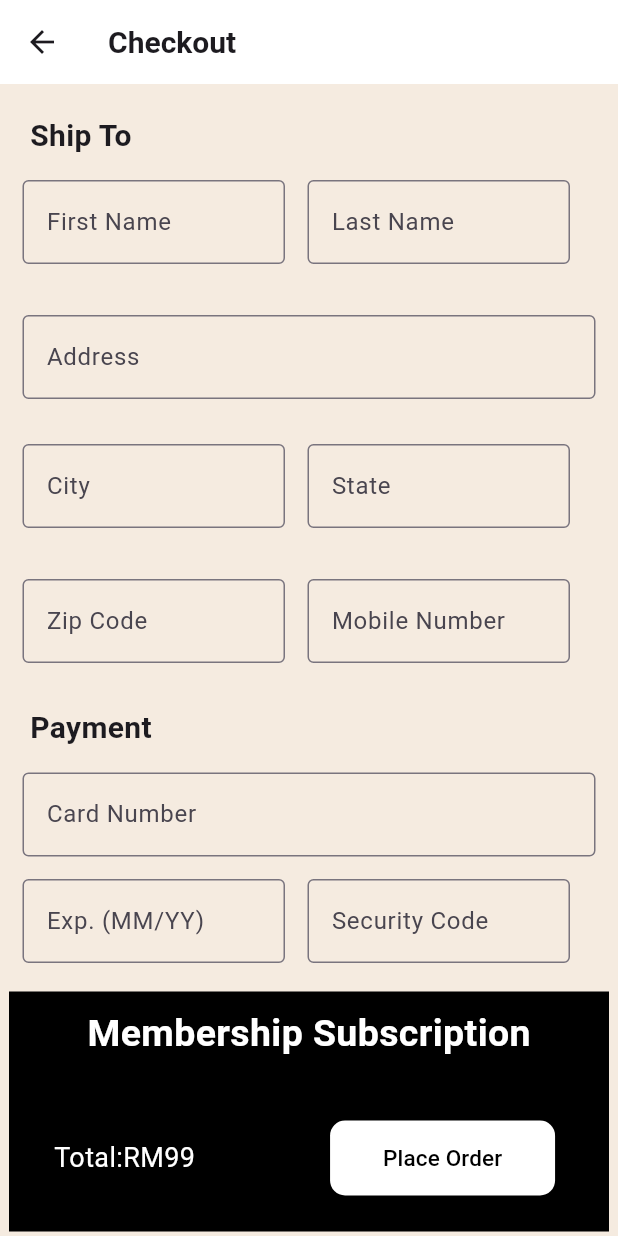
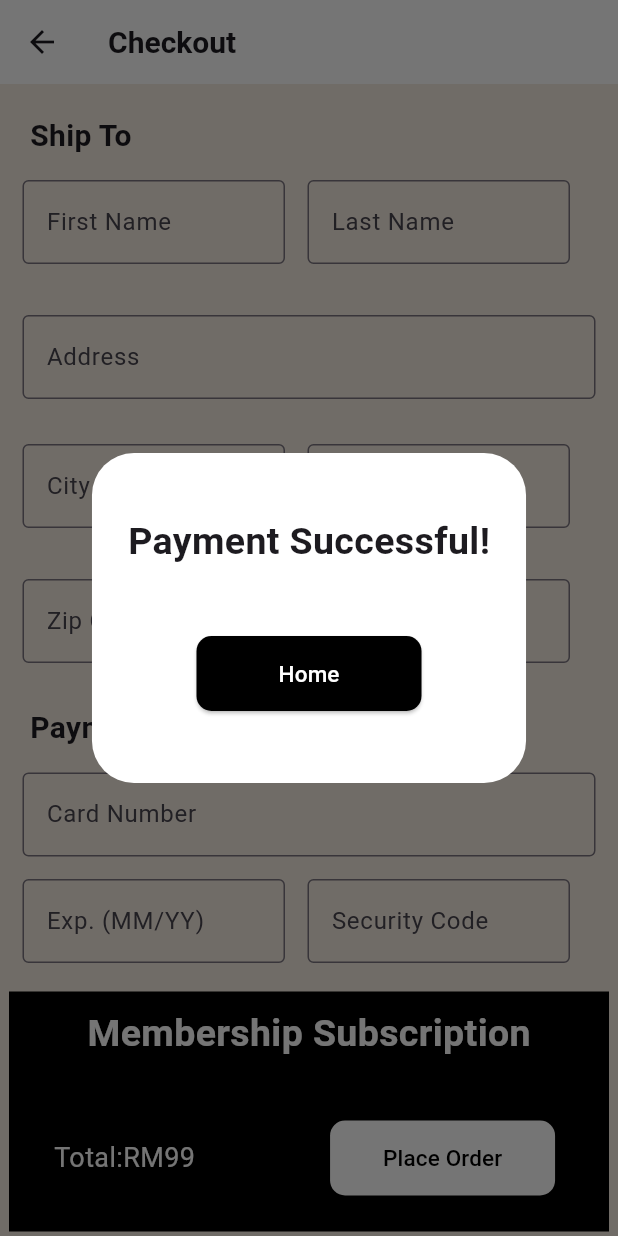
Before and after one commit to AwngkuHaris/Hackathon, a Flutter app: the CheckoutPage screen opened directly, after a tap on "Place Order", on a phone screen of 412 x 824 dp. Run offline on Flutter 3.47's test engine with Material 3 defaults, Android fonts, the phone set to English and light mode, and no system bars; our stand-ins replace accordion, awesome_snackbar_content.

Commit message:
Added payment successful after the checkout page

```diff
--- a/lib/CheckoutPage/checkout_page.dart
+++ b/lib/CheckoutPage/checkout_subscription.dart
@@ -1,7 +1,20 @@
 import 'package:flutter/material.dart';
+import 'package:hackathon_app/Util/successful.dart';
 
-class CheckoutPage extends StatelessWidget {
+class CheckoutPage extends StatefulWidget {
   const CheckoutPage({super.key});
+
+  @override
+  State<CheckoutPage> createState() => _CheckoutPageState();
+}
+
+class _CheckoutPageState extends State<CheckoutPage> {
+
+    void _successfulCheckout(){
+    showDialog(context: context, builder: (context){
+      return SuccessfulCheckout();
+    });
+  }
 
   @override
   Widget build(BuildContext context) {
@@ -204,6 +217,7 @@ class CheckoutPage extends StatelessWidget {
                             borderRadius: BorderRadius.circular(10)),
                                           ),
                                           onPressed: () {
+                                            _successfulCheckout();
                                           },
                                           child: Text(
                                             "Place Order",
--- a/lib/Pages/first_page.dart
+++ b/lib/Pages/first_page.dart
@@ -2,7 +2,7 @@ import 'package:flutter/material.dart';
 import 'package:hackathon_app/Pages/clothes_page.dart';
 import 'package:hackathon_app/Pages/favourites_page.dart';
 import 'package:hackathon_app/Pages/home_page.dart';
-import 'package:hackathon_app/subscribe_page.dart';
+import 'package:hackathon_app/Pages/subscribe_page.dart';
 import 'package:hackathon_app/Pages/cart_page.dart';
 
 class FirstPage extends StatefulWidget {
--- a/lib/Pages/subscribe_page.dart
+++ b/lib/Pages/subscribe_page.dart
@@ -1,7 +1,7 @@
 // ignore_for_file: prefer_const_constructors, prefer_const_literals_to_create_immutables
 
 import 'package:flutter/material.dart';
-import 'package:hackathon_app/CheckoutPage/checkout_page.dart';
+import 'package:hackathon_app/CheckoutPage/checkout_subscription.dart';
 
 class SubscribePage extends StatelessWidget {
   const SubscribePage({super.key});
--- a/lib/Util/date_n_size_picker.dart
+++ b/lib/Util/date_n_size_picker.dart
@@ -33,11 +33,6 @@ class _DateNSizePickerState extends State<DateNSizePicker> {
             SizedBox(
               height: 30,
             ),
-
-
-
-
-
 
             SizedBox(
               height: 50,
--- /dev/null
+++ b/lib/Util/successful.dart
@@ -0,0 +1,55 @@
+import 'package:flutter/material.dart';
+import 'package:hackathon_app/Pages/first_page.dart';
+
+class SuccessfulCheckout extends StatelessWidget {
+  const SuccessfulCheckout({super.key});
+
+  @override
+  Widget build(BuildContext context) {
+    return AlertDialog(
+      backgroundColor: Colors.white,
+      content: Container(
+        height: 180,
+        child: Column(
+          children: [
+
+            SizedBox(
+              height: 25,
+            ),
+
+            Text("Payment Successful!", style: TextStyle(fontSize: 25, fontWeight: FontWeight.bold),),
+
+             SizedBox(
+              height: 45,
+            ),
+
+            ElevatedButton(
+                                          style: ElevatedButton.styleFrom(
+                                            backgroundColor: Colors.black,
+                                            foregroundColor: Colors.white,
+                                            fixedSize: Size(150, 50),
+                                            shape: RoundedRectangleBorder(
+                            borderRadius: BorderRadius.circular(10)),
+                                          ),
+                                          onPressed: () {
+                                            Navigator.of(context).pop(); // Close the dialog
+
+                                            Navigator.pushAndRemoveUntil(context, MaterialPageRoute(builder: (context)=>FirstPage()),
+                                            (Route<dynamic> route) => false,);
+
+                                          },
+                                          child: Text(
+                                            "Home",
+                                            style: TextStyle(fontSize: 15),
+                                          )),
+
+          ],
+        ),
+      ),
+    );
+
+
+
+
+  }
+}
```
Also changed, not shown: lib/CheckoutPage/checkout_product1.dart (+15 -2 lines), lib/CheckoutPage/checkout_product3.dart (+15 -2 lines), lib/ProductPage/product1_page.dart (+0 -7 lines).
